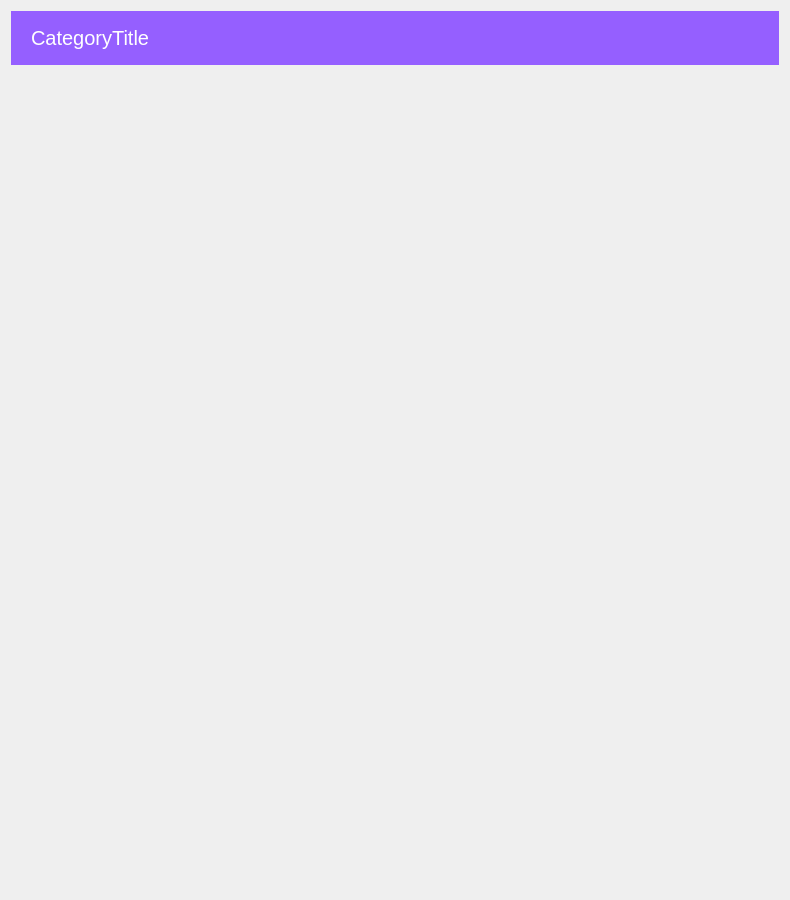
The window that copyclare/ui/banner.ui (MotionInput/Team14-CopyClare) describes before a commit, drawn with Qt 5.
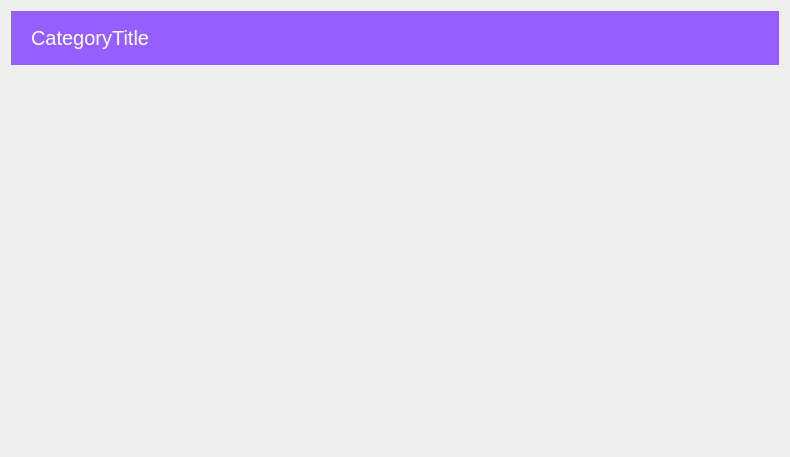
The same window after the commit.

Commit message: readjust min height

```diff
--- a/copyclare/ui/banner.ui
+++ b/copyclare/ui/banner.ui
@@ -7,13 +7,13 @@
     <x>0</x>
     <y>0</y>
     <width>790</width>
-    <height>900</height>
+    <height>457</height>
    </rect>
   </property>
   <property name="minimumSize">
    <size>
     <width>0</width>
-    <height>900</height>
+    <height>450</height>
    </size>
   </property>
   <property name="font">
@@ -81,7 +81,7 @@
         <x>0</x>
         <y>0</y>
         <width>766</width>
-        <height>814</height>
+        <height>371</height>
        </rect>
       </property>
       <layout class="QHBoxLayout" name="horizontalLayout"/>
```
